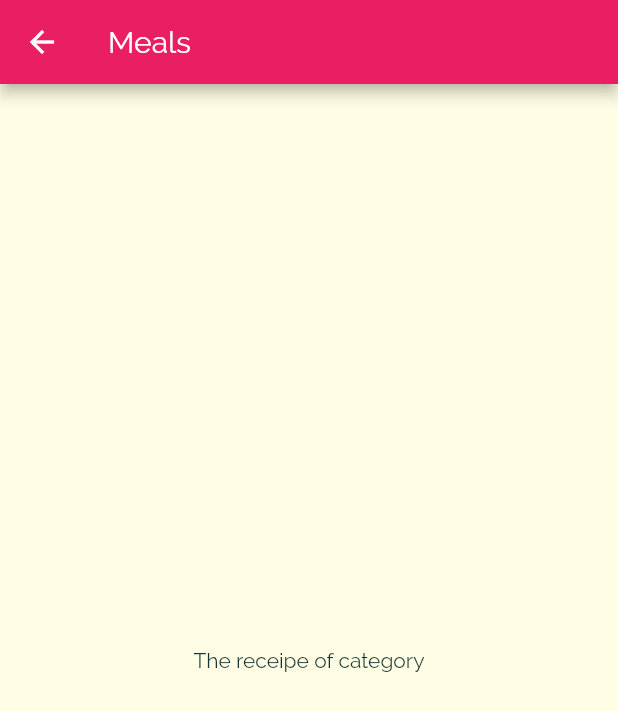
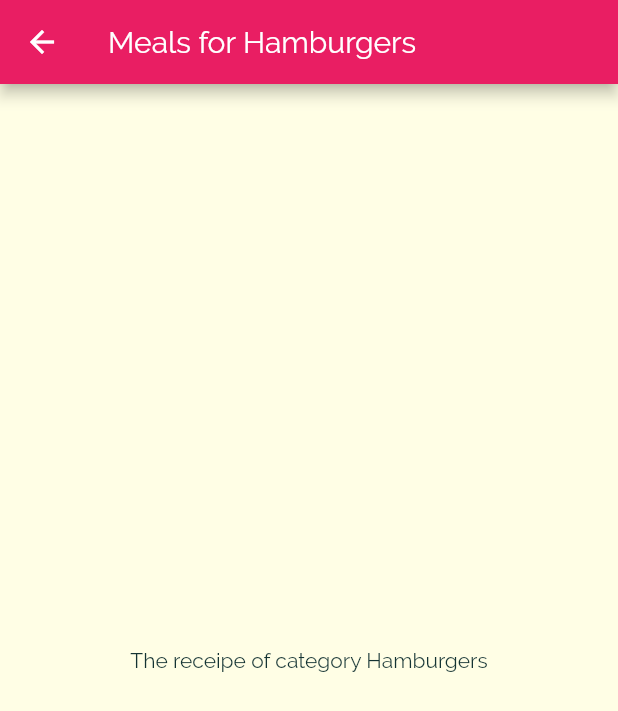
Before and after one commit to ratnamyadav/flutterReceipe, a Flutter app: the screen it shows after launch, after a tap on "Hamburgers", on a phone screen of 412 x 824 dp. Shown: the top 711 px of the screen. Run offline on Flutter 3.47's test engine with Material 2 defaults, Android fonts, the phone set to English and light mode, and no system bars.

Commit message:
added screens navigation between caetegories and categories meals page

```diff
--- a/lib/categories_screen.dart
+++ b/lib/categories_screen.dart
@@ -14,7 +14,7 @@ class CategoriesScreen extends StatelessWidget {
       body: Container(
           padding: const EdgeInsets.all(10),
           child: GridView(
-            children: DUMMY_CATEGORIES.map((cat) => CategoryItem(cat.title, cat.color)).toList(),
+            children: DUMMY_CATEGORIES.map((cat) => CategoryItem(cat.id, cat.title, cat.color)).toList(),
             gridDelegate: SliverGridDelegateWithMaxCrossAxisExtent(
               maxCrossAxisExtent: 200,
               childAspectRatio: 1.5,
--- a/lib/category_item.dart
+++ b/lib/category_item.dart
@@ -1,17 +1,22 @@
 import 'package:flutter/material.dart';
+import './models/category.dart';
 import './category_meals_screen.dart';
 
 class CategoryItem extends StatelessWidget {
+  final String id;
   final String title;
   final Color color;
 
-  CategoryItem(this.title, this.color);
+  CategoryItem(this.id, this.title, this.color);
 
   void selectCategory(BuildContext ctx) {
     Navigator.of(ctx).push(
         MaterialPageRoute(
           builder: (_) {
-            return CategoryMealsScreen();
+            return CategoryMealsScreen(
+              categoryId: id,
+              categoryTitle: title
+            );
           }
         )
     );
--- a/lib/category_meals_screen.dart
+++ b/lib/category_meals_screen.dart
@@ -1,14 +1,19 @@
 import 'package:flutter/material.dart';
 
 class CategoryMealsScreen extends StatelessWidget {
+  final String categoryId;
+  final String categoryTitle;
+
+  CategoryMealsScreen({ this.categoryId, this.categoryTitle });
+
   @override
   Widget build(BuildContext context) {
     return Scaffold(
       appBar: AppBar(
-        title: const Text('Meals'),
+        title: Text('Meals for $categoryTitle'),
       ),
       body: Center(
-        child: Text('The receipe of category'),
+        child: Text('The receipe of category $categoryTitle'),
       ),
     );
   }
```
